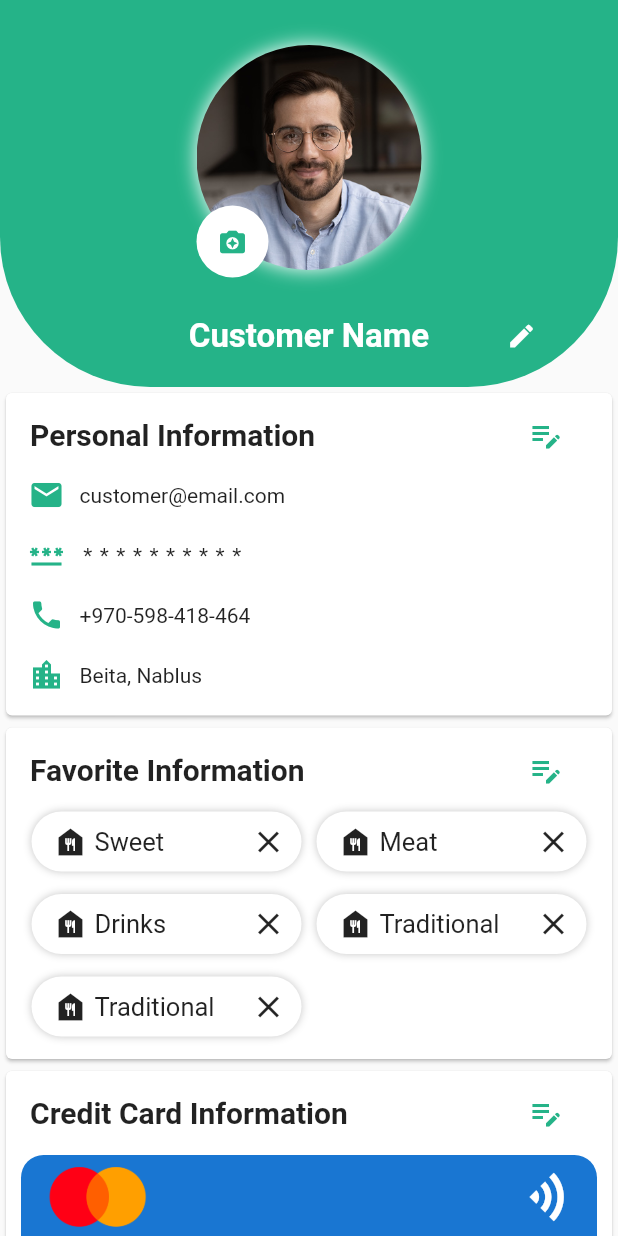
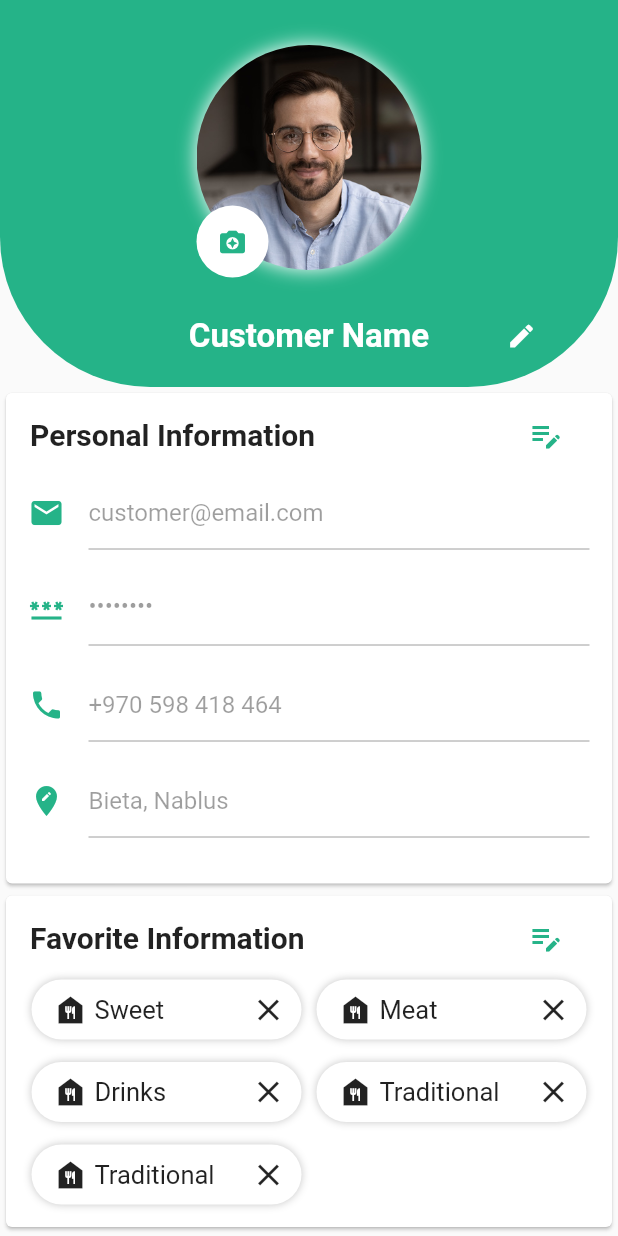
Before and after one commit to muradfarhat/Fast-And-Yummy-Project, a Flutter app: what profile() shows on an empty page, opened directly, on a phone screen of 412 x 824 dp. Run offline on Flutter 3.47's test engine with Material 2 defaults, Android fonts, the phone set to English and light mode, and no system bars; our stand-ins replace animated_splash_screen, rive.

Commit message:
Profile Page - complete design
- add edit name icon action
- edit personal edit info design

```diff
--- a/lib/user page/profile.dart
+++ b/lib/user page/profile.dart
@@ -14,6 +14,17 @@ class profile extends StatefulWidget {
 class _profileState extends State<profile> {
   bool hidePass = true;
   bool hidePass2 = true;
+  bool notEnable = false;
+  bool showSaveInfo = false;
+
+  List<Map> personalInfo = [
+    {"name": "Customer Name"},
+    {"email": "customer@email.com"},
+    {"password": "12345678"},
+    {"phone": "+970 598 418 464"},
+    {"address": "Bieta, Nablus"},
+    {"image": "images/profile.jpg"}
+  ];
 
   List<Map> favorite = [
     {"name": "Sweet"},
@@ -55,7 +66,7 @@ class _profileState extends State<profile> {
                     boxShadow: [BoxShadow(color: Colors.white, blurRadius: 10)],
                     image: DecorationImage(
                         fit: BoxFit.cover,
-                        image: AssetImage("images/profile.jpg")),
+                        image: AssetImage("${personalInfo[5]['image']}")),
                     borderRadius: BorderRadius.circular(100),
                   ),
                 ),
@@ -83,7 +94,7 @@ class _profileState extends State<profile> {
                 Expanded(
                   flex: 3,
                   child: Container(
-                    child: Text("Customer Name",
+                    child: Text("${personalInfo[0]['name']}",
                         textAlign: TextAlign.center,
                         style: TextStyle(
                             color: Colors.white,
@@ -99,7 +110,9 @@ class _profileState extends State<profile> {
                       color: Colors.white,
                       iconSize: 20,
                       icon: Icon(Icons.edit),
-                      onPressed: () {},
+                      onPressed: () {
+                        editName();
+                      },
                     ),
                   ),
                 )
@@ -116,59 +129,143 @@ class _profileState extends State<profile> {
             children: [
               listTileInfo('Personal Information', 0),
               Container(
-                margin: EdgeInsets.only(left: 15, bottom: 15),
+                margin: EdgeInsets.only(left: 15, bottom: 15, right: 15),
                 child: Column(
                   children: [
-                    Row(
-                      children: [
-                        Icon(Icons.email,
+                    TextFormField(
+                      initialValue: "${personalInfo[1]['email']}",
+                      enabled: false,
+                      decoration: InputDecoration(
+                        icon: Icon(Icons.email,
                             color: Color.fromARGB(255, 37, 179, 136)),
-                        Container(
-                          margin: EdgeInsets.only(left: 10),
-                          child: Text("customer@email.com"),
-                        )
-                      ],
+                      ),
                     ),
                     Divider(
                       color: Colors.white,
                     ),
-                    Row(
+                    TextFormField(
+                      initialValue: "${personalInfo[2]['password']}",
+                      enabled: notEnable,
+                      obscureText: hidePass,
+                      decoration: InputDecoration(
+                        suffixIcon: Visibility(
+                          visible: showSaveInfo,
+                          child: IconButton(
+                              onPressed: () {
+                                setState(() {
+                                  if (hidePass) {
+                                    hidePass = false;
+                                  } else {
+                                    hidePass = true;
+                                  }
+                                });
+                              },
+                              icon: Icon(
+                                hidePass
+                                    ? Icons.visibility_sharp
+                                    : Icons.visibility_off_sharp,
+                                color: Color.fromARGB(255, 37, 179, 136),
+                              )),
+                        ),
+                        icon: Icon(Icons.password,
+                            color: Color.fromARGB(255, 37, 179, 136)),
+                      ),
+                    ),
+                    Visibility(
+                      visible: showSaveInfo,
+                      child: Container(
+                        child: Column(
                           children: [
-                        Icon(Icons.password,
+                            Divider(
+                              color: Colors.white,
+                            ),
+                            TextFormField(
+                              //initialValue: "${personalInfo[2]['password']}",
+                              enabled: notEnable,
+                              obscureText: hidePass2,
+                              decoration: InputDecoration(
+                                suffixIcon: IconButton(
+                                    onPressed: () {
+                                      setState(() {
+                                        if (hidePass2) {
+                                          hidePass2 = false;
+                                        } else {
+                                          hidePass2 = true;
+                                        }
+                                      });
+                                    },
+                                    icon: Icon(
+                                      hidePass2
+                                          ? Icons.visibility_sharp
+                                          : Icons.visibility_off_sharp,
+                                      color: Color.fromARGB(255, 37, 179, 136),
+                                    )),
+                                hintText: "Confirm Password",
+                                icon: Icon(Icons.password,
                                     color: Color.fromARGB(255, 37, 179, 136)),
-                        Container(
-                          margin: EdgeInsets.only(left: 10),
-                          child: Text(
-                            "**********",
-                            style: TextStyle(letterSpacing: 5),
                               ),
                             )
                           ],
                         ),
-                    Divider(
-                      color: Colors.white,
                       ),
-                    Row(
-                      children: [
-                        Icon(Icons.phone,
-                            color: Color.fromARGB(255, 37, 179, 136)),
-                        Container(
-                            margin: EdgeInsets.only(left: 10),
-                            child: Text("+970-598-418-464"))
-                      ],
                     ),
                     Divider(
                       color: Colors.white,
                     ),
-                    Row(
-                      // ignore: prefer_const_literals_to_create_immutables
+                    TextFormField(
+                      initialValue: "${personalInfo[3]['phone']}",
+                      keyboardType: TextInputType.number,
+                      enabled: notEnable,
+                      decoration: InputDecoration(
+                        icon: Icon(Icons.phone,
+                            color: Color.fromARGB(255, 37, 179, 136)),
+                      ),
+                    ),
+                    Divider(
+                      color: Colors.white,
+                    ),
+                    TextFormField(
+                      initialValue: "${personalInfo[4]['address']}",
+                      enabled: notEnable,
+                      decoration: InputDecoration(
+                        icon: Icon(Icons.edit_location,
+                            color: Color.fromARGB(255, 37, 179, 136)),
+                      ),
+                    ),
+                    Divider(
+                      color: Colors.white,
+                    ),
+                    Visibility(
+                      visible: showSaveInfo,
+                      child: Row(
                         children: [
-                        Icon(Icons.location_city,
+                          Expanded(
+                            child: MaterialButton(
+                              color: Color.fromARGB(255, 37, 179, 136),
+                              onPressed: () {},
+                              child: Text(
+                                "Save",
+                                style: TextStyle(color: Colors.white),
+                              ),
+                            ),
+                          ),
+                          Expanded(
+                            child: TextButton(
+                              child: Text(
+                                "Cancel",
+                                style: TextStyle(
                                     color: Color.fromARGB(255, 37, 179, 136)),
-                        Container(
-                            margin: EdgeInsets.only(left: 10),
-                            child: Text("Beita, Nablus"))
+                              ),
+                              onPressed: () {
+                                setState(() {
+                                  notEnable = false;
+                                  showSaveInfo = false;
+                                });
+                              },
+                            ),
+                          )
                         ],
+                      ),
                     )
                   ],
                 ),
@@ -343,7 +440,10 @@ class _profileState extends State<profile> {
         icon: Icon(Icons.edit_note),
         onPressed: () {
           if (whichInfo == 0) {
-            editPersonalInfo();
+            setState(() {
+              notEnable = true;
+              showSaveInfo = true;
+            });
           } else if (whichInfo == 1) {
             editFavoreiteInfo();
           } else if (whichInfo == 2) {
@@ -369,81 +469,30 @@ class _profileState extends State<profile> {
     );
   }
 
-  editPersonalInfo() {
+  editName() {
     return showDialog(
         context: context,
         builder: (context) {
           return AlertDialog(
-            title: Text("Edit Personal Information"),
-            content: SingleChildScrollView(
-              child: Column(
+              title: Row(
                 children: [
-                  TextFormField(
+                  Container(
+                      margin: EdgeInsets.only(right: 5),
+                      child: Icon(
+                        Icons.edit_note,
+                        color: Color.fromARGB(255, 37, 179, 136),
+                      )),
+                  Text("Edit Name")
+                ],
+              ),
+              content: TextFormField(
+                keyboardType: TextInputType.name,
+                cursorColor: Color.fromARGB(255, 37, 179, 136),
                 decoration: InputDecoration(
-                        enabled: false,
-                        labelText: "Email",
-                        labelStyle:
-                            TextStyle(color: Color.fromARGB(255, 37, 179, 136)),
-                        disabledBorder: UnderlineInputBorder(
+                    hintText: "New Name",
+                    focusedBorder: UnderlineInputBorder(
                         borderSide: BorderSide(
                             color: Color.fromARGB(255, 37, 179, 136)))),
-                  ),
-                  TextFormField(
-                    obscureText: hidePass,
-                    cursorColor: Color.fromARGB(255, 37, 179, 136),
-                    decoration: InputDecoration(
-                        suffixIcon: IconButton(
-                            onPressed: () {
-                              setState(() {
-                                if (hidePass) {
-                                  hidePass = false;
-                                } else {
-                                  hidePass = true;
-                                }
-                              });
-                            },
-                            icon: Icon(
-                              hidePass
-                                  ? Icons.visibility_sharp
-                                  : Icons.visibility_off_sharp,
-                              color: Color.fromARGB(255, 37, 179, 136),
-                            )),
-                        labelText: "Password",
-                        labelStyle:
-                            TextStyle(color: Color.fromARGB(255, 37, 179, 136)),
-                        border: UnderlineInputBorder(
-                            borderSide: BorderSide(
-                                color: Color.fromARGB(255, 37, 179, 136)))),
-                  ),
-                  TextFormField(
-                    obscureText: hidePass2,
-                    cursorColor: Color.fromARGB(255, 37, 179, 136),
-                    decoration: InputDecoration(
-                        suffixIcon: IconButton(
-                            onPressed: () {
-                              setState(() {
-                                if (hidePass2) {
-                                  hidePass2 = false;
-                                } else {
-                                  hidePass2 = true;
-                                }
-                              });
-                            },
-                            icon: Icon(
-                              hidePass2
-                                  ? Icons.visibility_sharp
-                                  : Icons.visibility_off_sharp,
-                              color: Color.fromARGB(255, 37, 179, 136),
-                            )),
-                        labelText: "Confirm Password",
-                        labelStyle:
-                            TextStyle(color: Color.fromARGB(255, 37, 179, 136)),
-                        border: UnderlineInputBorder(
-                            borderSide: BorderSide(
-                                color: Color.fromARGB(255, 37, 179, 136)))),
-                  )
-                ],
-              ),
               ),
               actions: [
                 MaterialButton(
@@ -463,8 +512,7 @@ class _profileState extends State<profile> {
                     Navigator.of(context).pop();
                   },
                 )
-            ],
-          );
+              ]);
         });
   }
 
```
Lines whose indentation alone changed are shown as unchanged.
